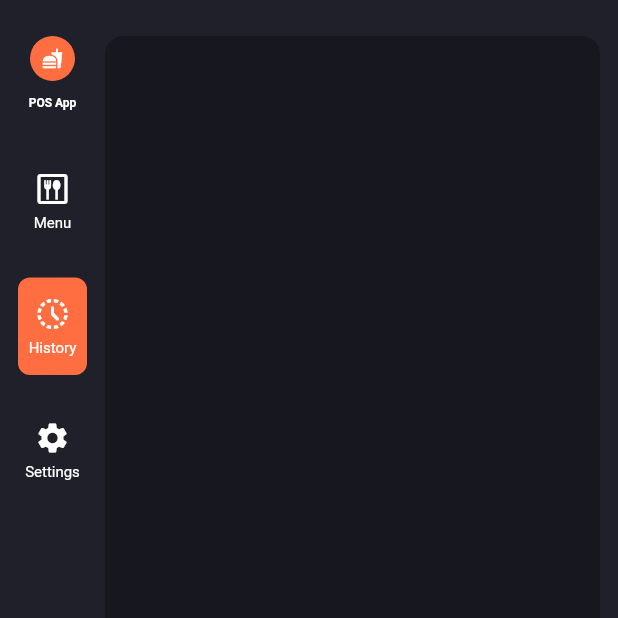
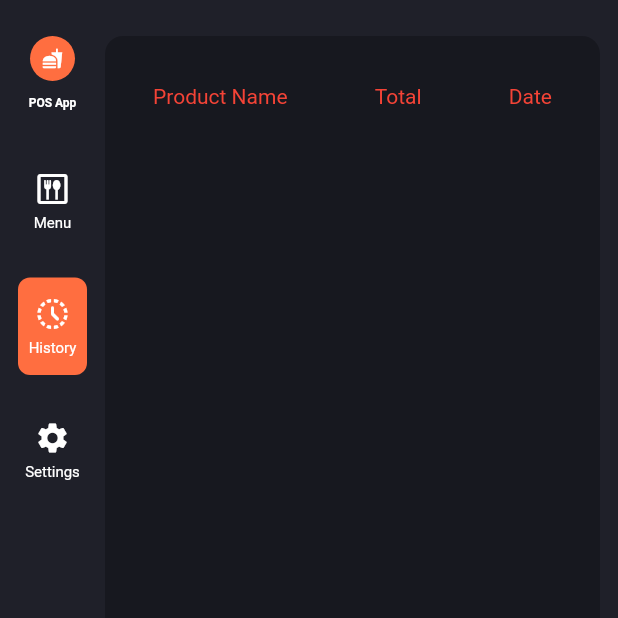
Before and after one commit to Semedii/POS-Desktop, a Flutter app: the screen it shows after launch, after a tap on "History", on a phone screen of 412 x 824 dp, the top half of it. Run offline on Flutter 3.47's test engine with Material 2 defaults, Android fonts, the phone set to English and light mode, and no system bars.

Commit message:
adds sale screen and history

```diff
--- /dev/null
+++ b/lib/Data/sale_history_data.dart
@@ -0,0 +1,7 @@
+import 'package:flutter_pos_app/Models/history.dart';
+
+
+
+class SaleHistoryData{
+  static List<History> saleHistoryData = [];
+}
--- /dev/null
+++ b/lib/history_screen.dart
@@ -0,0 +1,32 @@
+import 'package:flutter/material.dart';
+import 'package:flutter_pos_app/Data/sale_history_data.dart';
+
+import 'Models/history.dart';
+
+class HistoryScreen extends StatelessWidget {
+  const HistoryScreen({
+    super.key});
+
+
+
+  @override
+  Widget build(BuildContext context) {
+    return ListView(
+      padding: EdgeInsets.all(20),
+      children: [
+        Row(
+          mainAxisAlignment: MainAxisAlignment.spaceBetween,
+          children: [
+            Text("Product Name", style: TextStyle(color: Colors.red),),
+            Text("Total", style: TextStyle(color: Colors.red),),
+            Text("Date", style: TextStyle(color: Colors.red),)
+          ],
+        ),
+        SizedBox(height: 20,),
+        ...SaleHistoryData.saleHistoryData.map((e) => History(productName: e.productName, total: e.total, date: e.date,)).toList(),
+    ]);
+
+
+
+  }
+}
--- a/lib/main.dart
+++ b/lib/main.dart
@@ -1,4 +1,5 @@
 import 'package:flutter/material.dart';
+import 'package:flutter_pos_app/history_screen.dart';
 import 'package:flutter_pos_app/home.dart';
 
 void main() {
@@ -36,7 +37,7 @@ class _MainPageState extends State<MainPage> {
       case 'Menu':
         return const HomePage();
       case 'History':
-        return Container();
+        return HistoryScreen();
       case 'Promos':
         return Container();
       case 'Settings':
--- a/pubspec.yaml
+++ b/pubspec.yaml
@@ -33,6 +33,7 @@ dependencies:
   # The following adds the Cupertino Icons font to your application.
   # Use with the CupertinoIcons class for iOS style icons.
   cupertino_icons: ^1.0.2
+  intl: ^0.18.0
 
 dev_dependencies:
   flutter_test:
```
Also changed, not shown: lib/Models/history.dart (added, +43 -0 lines), lib/reciept_page.dart (+9 -2 lines), pubspec.lock.
